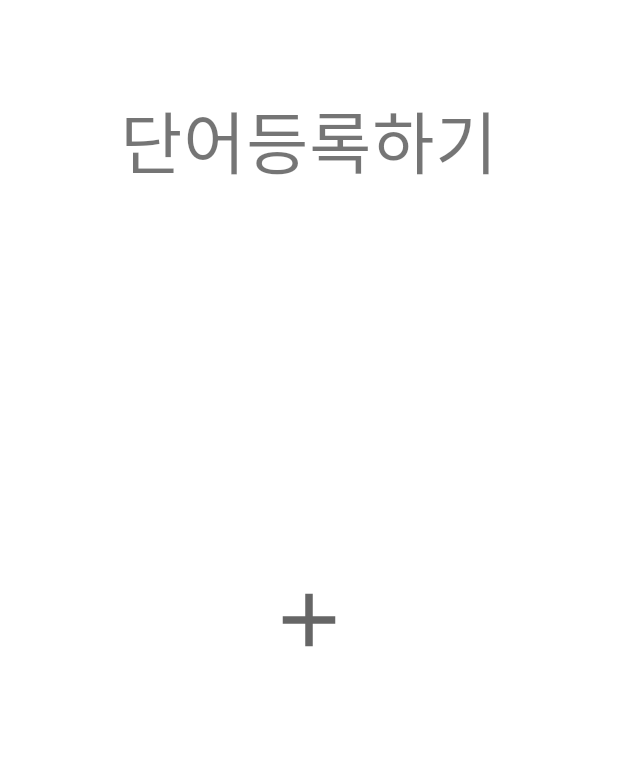
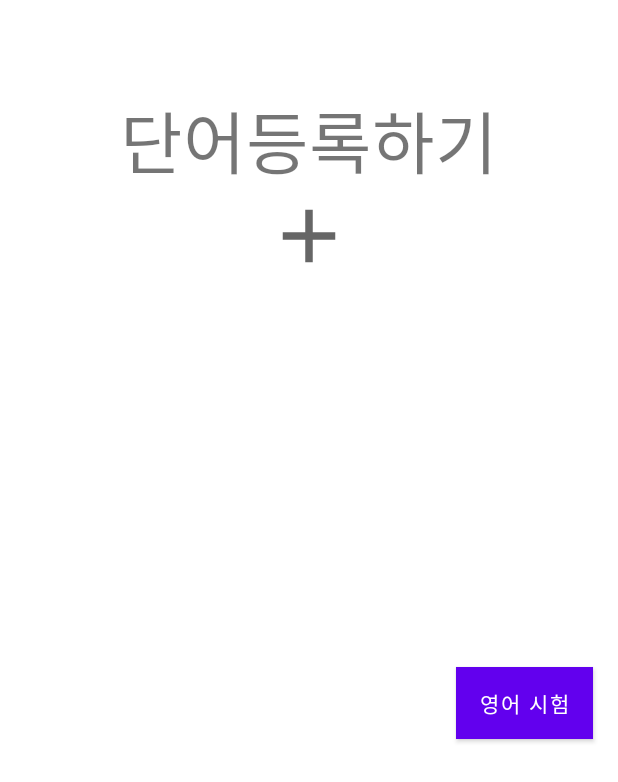
Before and after one commit to DanaJJang/Android, an Android app: the SignWordActivity screen opened directly, with no data from a screen before it, on a phone screen of 412 x 824 dp. Shown: the top 782 px of the screen. Run offline under Robolectric (Android 15) with nearby library versions, the light colour scheme and no system bars.

Commit message:
[ADD]RecyclerView Def

```diff
--- a/DanaJJang/app/build.gradle
+++ b/DanaJJang/app/build.gradle
@@ -38,6 +38,7 @@ dependencies {
     // Retrofit
     implementation 'com.squareup.retrofit2:retrofit:2.9.0'
     implementation 'com.squareup.retrofit2:converter-gson:2.9.0'
+    implementation 'com.android.support:recyclerview-v7:28.0.0'
 
 
     def nav_version = "2.3.1"
--- a/DanaJJang/app/src/main/res/layout/activity_signword.xml
+++ b/DanaJJang/app/src/main/res/layout/activity_signword.xml
@@ -23,22 +23,32 @@
         android:id="@+id/plusword"
         android:layout_width="65dp"
         android:layout_height="60dp"
-        android:layout_marginTop="256dp"
-        app:layout_constraintBottom_toBottomOf="parent"
         app:layout_constraintEnd_toEndOf="parent"
         app:layout_constraintStart_toStartOf="parent"
-        app:layout_constraintTop_toBottomOf="@+id/SignWord"
-        app:layout_constraintVertical_bias="0.0"
+        app:layout_constraintTop_toBottomOf="@+id/recyclerView"
         app:srcCompat="@drawable/ic_baseline_add_24" />
 
     <androidx.recyclerview.widget.RecyclerView
-        android:layout_width="402dp"
-        android:layout_height="580dp"
-        app:layout_constraintBottom_toBottomOf="parent"
+        android:id="@+id/recyclerView"
+        android:layout_width="0dp"
+        android:layout_height="wrap_content"
         app:layout_constraintEnd_toEndOf="parent"
         app:layout_constraintHorizontal_bias="0.444"
         app:layout_constraintStart_toStartOf="parent"
-        app:layout_constraintTop_toTopOf="parent"
-        app:layout_constraintVertical_bias="1.0" />
+        app:layout_constraintTop_toBottomOf="@+id/SignWord" />
+
+    <Button
+        android:id="@+id/englishteststart"
+        android:layout_width="wrap_content"
+        android:layout_height="wrap_content"
+        android:layout_marginTop="257dp"
+        android:text="영어 시험"
+        android:background="@color/black"
+        app:layout_constraintBottom_toBottomOf="parent"
+        app:layout_constraintEnd_toEndOf="parent"
+        app:layout_constraintHorizontal_bias="0.949"
+        app:layout_constraintStart_toStartOf="parent"
+        app:layout_constraintTop_toBottomOf="@+id/plusword"
+        app:layout_constraintVertical_bias="0.0" />
 
 </androidx.constraintlayout.widget.ConstraintLayout>
```
